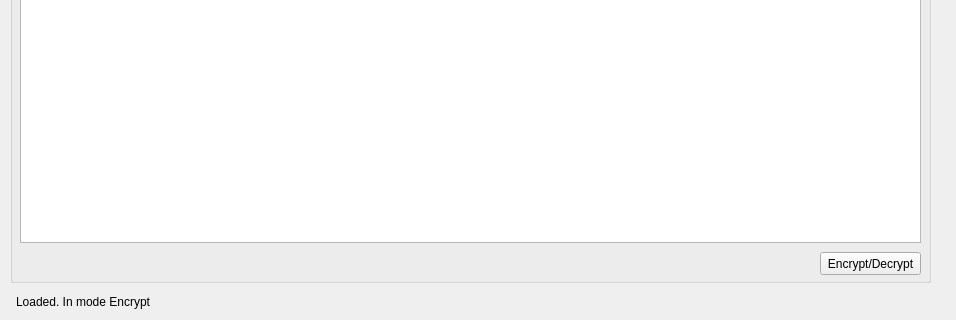
The window that Crypter/widget.ui (pricelessjunk/Crypter_Tree) describes before a commit, drawn with Qt 5; both pictures show x 0 to 956 and y 278 to 598 of the 956 by 598 pixel window.
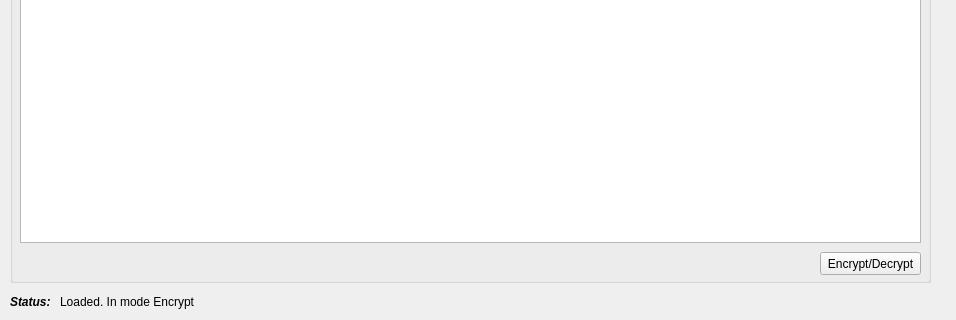
The same window after the commit.

Commit message: Check for search on invalid directory

```diff
--- a/Crypter/widget.ui
+++ b/Crypter/widget.ui
@@ -101,14 +101,33 @@
   <widget class="QLabel" name="lblStatus">
    <property name="geometry">
     <rect>
-     <x>16</x>
+     <x>60</x>
      <y>570</y>
-     <width>911</width>
+     <width>871</width>
      <height>20</height>
     </rect>
    </property>
    <property name="text">
     <string>Loaded. In mode Encrypt</string>
+   </property>
+   <property name="textFormat">
+    <enum>Qt::RichText</enum>
+   </property>
+  </widget>
+  <widget class="QLabel" name="lblStatus_2">
+   <property name="geometry">
+    <rect>
+     <x>10</x>
+     <y>570</y>
+     <width>41</width>
+     <height>20</height>
+    </rect>
+   </property>
+   <property name="text">
+    <string>&lt;html&gt;&lt;head/&gt;&lt;body&gt;&lt;p&gt;&lt;span style=&quot; font-weight:600; font-style:italic;&quot;&gt;Status: &lt;/span&gt;&lt;/p&gt;&lt;/body&gt;&lt;/html&gt;</string>
+   </property>
+   <property name="textFormat">
+    <enum>Qt::RichText</enum>
    </property>
   </widget>
  </widget>
```
The commit also changes 2 other files.
